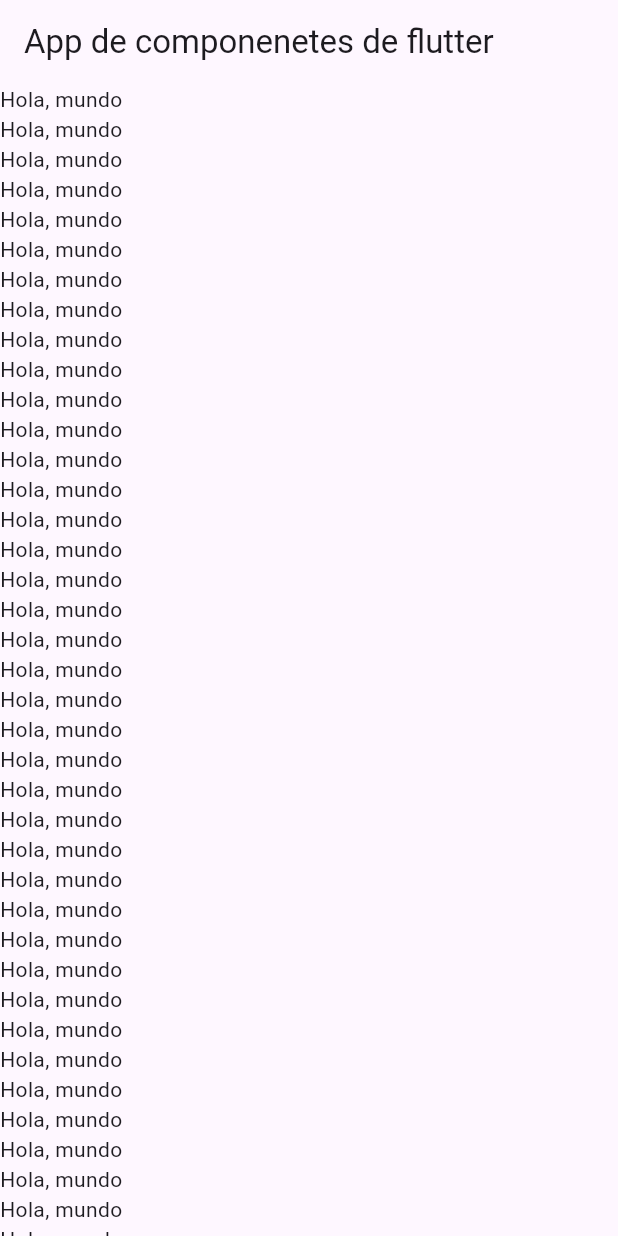
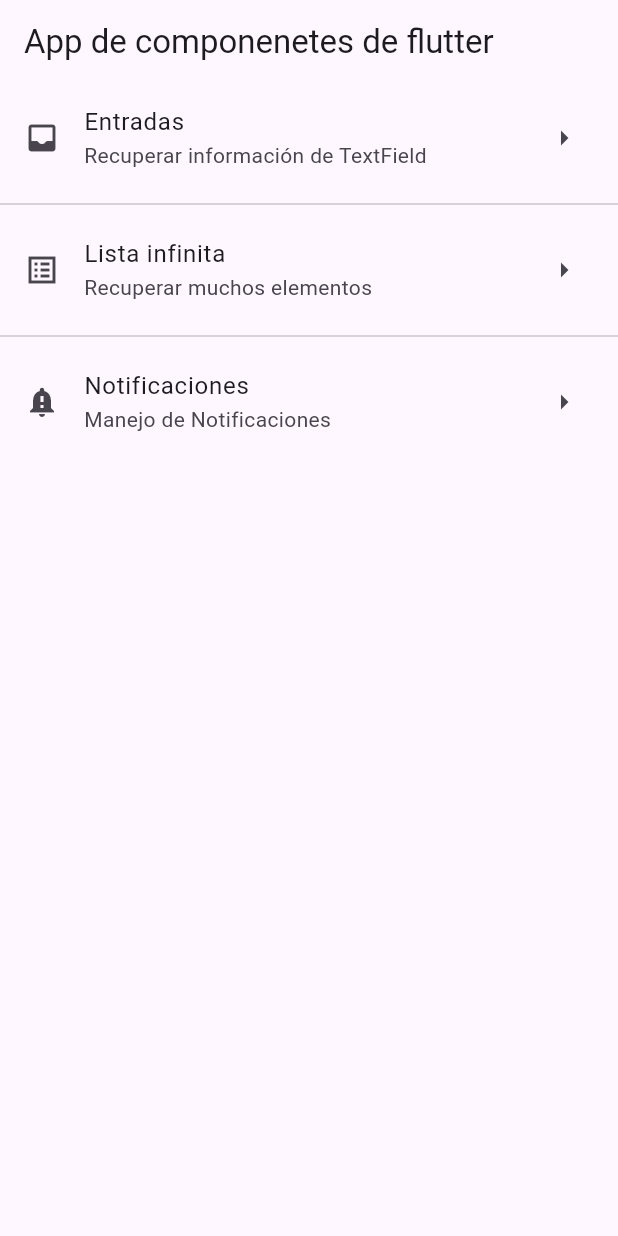
Before and after one commit to SergioGalind/componetes_flutter, a Flutter app: the screen it shows after launch, on a phone screen of 412 x 824 dp. Run offline on Flutter 3.47's test engine with Material 3 defaults, Android fonts, the phone set to English and light mode, and no system bars.

Commit message:
Inserting listTLittle in the ListView

```diff
--- a/lib/home_screen.dart
+++ b/lib/home_screen.dart
@@ -10,63 +10,28 @@
         title: const Text('App de componenetes de flutter'),
       ),
       body: ListView(
-        children: const [
-          Text('Hola, mundo'),
-          Text('Hola, mundo'),
-          Text('Hola, mundo'),
-          Text('Hola, mundo'),
-          Text('Hola, mundo'),
-          Text('Hola, mundo'),
-          Text('Hola, mundo'),
-          Text('Hola, mundo'),
-          Text('Hola, mundo'),
-          Text('Hola, mundo'),
-          Text('Hola, mundo'),
-          Text('Hola, mundo'),
-          Text('Hola, mundo'),
-          Text('Hola, mundo'),
-          Text('Hola, mundo'),
-          Text('Hola, mundo'),
-          Text('Hola, mundo'),
-          Text('Hola, mundo'),
-          Text('Hola, mundo'),
-          Text('Hola, mundo'),
-          Text('Hola, mundo'),
-          Text('Hola, mundo'),
-          Text('Hola, mundo'),
-          Text('Hola, mundo'),
-          Text('Hola, mundo'),
-          Text('Hola, mundo'),
-          Text('Hola, mundo'),
-          Text('Hola, mundo'),
-          Text('Hola, mundo'),
-          Text('Hola, mundo'),
-          Text('Hola, mundo'),
-          Text('Hola, mundo'),
-          Text('Hola, mundo'),
-          Text('Hola, mundo'),
-          Text('Hola, mundo'),
-          Text('Hola, mundo'),
-          Text('Hola, mundo'),
-          Text('Hola, mundo'),
-          Text('Hola, mundo'),
-          Text('Hola, mundo'),
-          Text('Hola, mundo'),
-          Text('Hola, mundo'),
-          Text('Hola, mundo'),
-          Text('Hola, mundo'),
-          Text('Hola, mundo'),
-          Text('Hola, mundo'),
-          Text('Hola, mundo'),
-          Text('Hola, mundo'),
-          Text('Hola, mundo'),
-          Text('Hola, mundo'),
-          Text('Hola, mundo'),
-          Text('Hola, mundo'),
-          Text('Hola, mundo'),
-          Text('Hola, mundo'),
-          Text('Hola, mundo'),
-          Text('Hola, mundo'),
+        children: const <Widget> [
+          ListTile(
+            title: Text('Entradas'),
+            subtitle: Text('Recuperar información de TextField'),
+            leading: Icon(Icons.inbox_rounded),
+            trailing: Icon(Icons.arrow_right_outlined),
+          ),
+          Divider(),
+          ListTile(
+            title: Text('Lista infinita'),
+            subtitle: Text('Recuperar muchos elementos'),
+            leading: Icon(Icons.list_alt_sharp),
+            trailing: Icon(Icons.arrow_right_outlined),
+          ),
+          Divider(),
+          ListTile(
+            title: Text('Notificaciones'),
+            subtitle: Text('Manejo de Notificaciones'),
+            leading: Icon(Icons.notification_important),
+            trailing: Icon(Icons.arrow_right_outlined),
+          ),
+
         ],
       ),
     );
```
